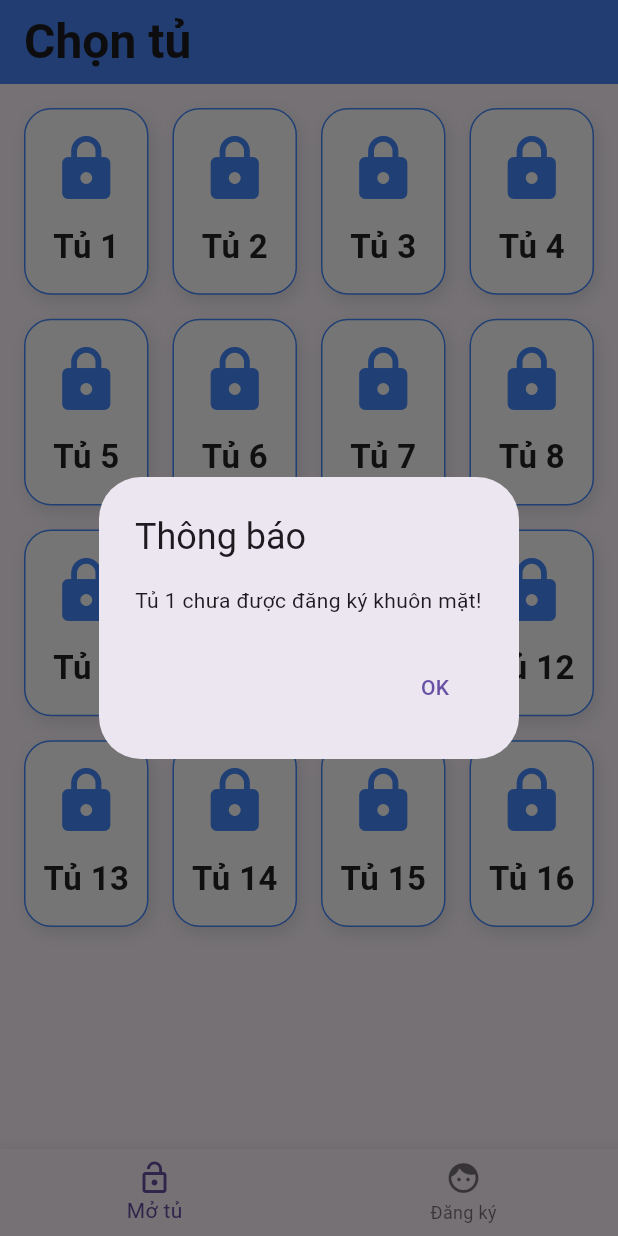
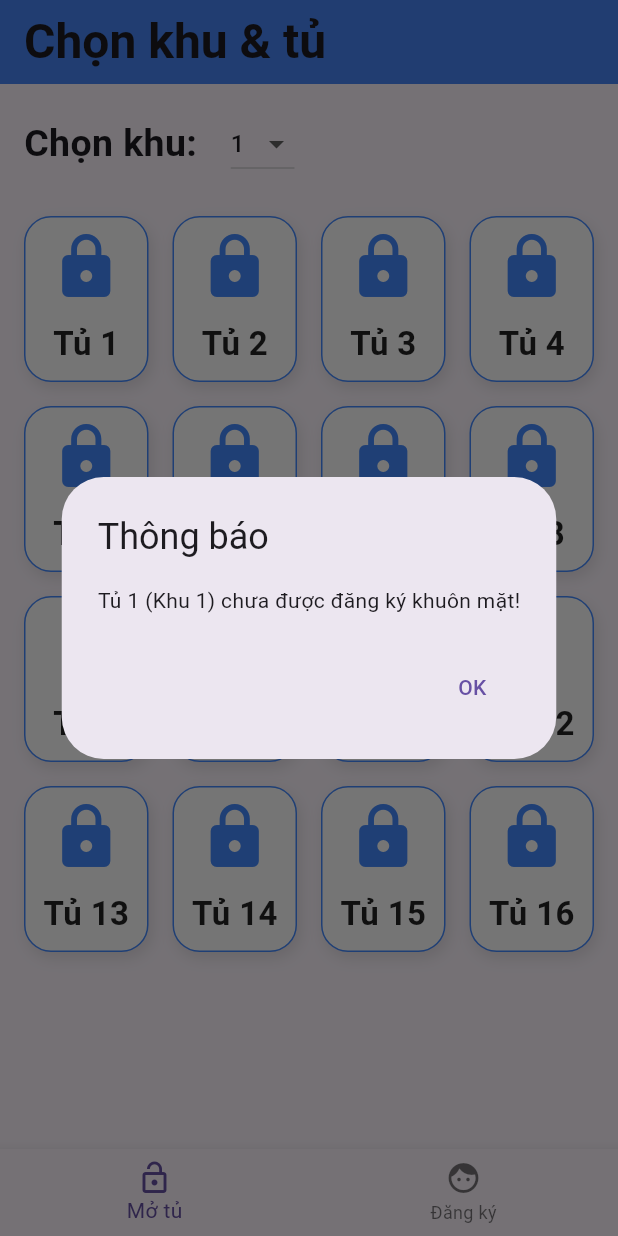
Before and after one commit to manhduc8521/FaceIDLocker, a Flutter app: the screen it shows after launch, after a tap on an icon or button, on a phone screen of 412 x 824 dp. Run offline on Flutter 3.47's test engine with Material 3 defaults, Android fonts, the phone set to English and light mode, and no system bars; our stand-ins replace camera, shared_preferences; missing offline and left inert: google_mlkit_commons, google_mlkit_face_detection, tflite_flutter, usb_serial.

Commit message:
them address tu

```diff
--- a/lib/cabinet_selection.dart
+++ b/lib/cabinet_selection.dart
@@ -3,29 +3,34 @@ import 'package:shared_preferences/shared_preferences.dart';
 
 class Cabinet {
   final String id;
+  final int boardAddress;
 
-  Cabinet({required this.id});
+  Cabinet({required this.id, required this.boardAddress});
 }
 
-class CabinetSelectionScreen extends StatelessWidget {
+class CabinetSelectionScreen extends StatefulWidget {
   final Function(Cabinet) onCabinetSelected;
 
   const CabinetSelectionScreen({super.key, required this.onCabinetSelected});
 
   @override
+  State<CabinetSelectionScreen> createState() => _CabinetSelectionScreenState();
+}
+
+class _CabinetSelectionScreenState extends State<CabinetSelectionScreen> {
+  int _selectedBoardAddress = 1;
+
+  @override
   Widget build(BuildContext context) {
-    // Tạo danh sách tủ chỉ với số tủ, không có tầng
     final cabinets = List.generate(
       16,
-      (i) => Cabinet(id: 'Tủ ${i + 1}'),
+      (i) => Cabinet(id: 'Tủ ${i + 1}', boardAddress: _selectedBoardAddress),
     );
-
-    // final size = MediaQuery.of(context).size;
 
     return Scaffold(
       appBar: AppBar(
         title: const Text(
-          'Chọn tủ',
+          'Chọn khu & tủ',
           style: TextStyle(fontSize: 32, fontWeight: FontWeight.bold),
         ),
         backgroundColor: Colors.blueAccent,
@@ -33,13 +38,41 @@ class CabinetSelectionScreen extends StatelessWidget {
       ),
       body: Padding(
         padding: const EdgeInsets.all(16.0),
+        child: Column(
+          children: [
+            Row(
+              children: [
+                const Text(
+                  'Chọn khu: ',
+                  style: TextStyle(fontSize: 25, fontWeight: FontWeight.w600),
+                ),
+                const SizedBox(width: 16),
+                DropdownButton<int>(
+                  value: _selectedBoardAddress,
+                  items: List.generate(
+                    32,
+                    (i) =>
+                        DropdownMenuItem(value: i + 1, child: Text('${i + 1}')),
+                  ),
+                  onChanged: (value) {
+                    if (value != null) {
+                      setState(() {
+                        _selectedBoardAddress = value;
+                      });
+                    }
+                  },
+                ),
+              ],
+            ),
+            const SizedBox(height: 24),
+            Expanded(
               child: GridView.builder(
                 itemCount: cabinets.length,
-          gridDelegate: SliverGridDelegateWithFixedCrossAxisCount(
+                gridDelegate: const SliverGridDelegateWithFixedCrossAxisCount(
                   crossAxisCount: 4,
                   crossAxisSpacing: 16,
                   mainAxisSpacing: 16,
-            childAspectRatio: 0.6666666667,
+                  childAspectRatio: 0.75,
                 ),
                 itemBuilder: (context, index) {
                   final cabinet = cabinets[index];
@@ -61,7 +94,11 @@ class CabinetSelectionScreen extends StatelessWidget {
                       child: Column(
                         mainAxisAlignment: MainAxisAlignment.center,
                         children: [
-                    const Icon(Icons.lock, size: 48, color: Colors.blueAccent),
+                          const Icon(
+                            Icons.lock,
+                            size: 48,
+                            color: Colors.blueAccent,
+                          ),
                           const SizedBox(height: 12),
                           Text(
                             cabinet.id,
@@ -78,11 +115,17 @@ class CabinetSelectionScreen extends StatelessWidget {
                 },
               ),
             ),
+          ],
+        ),
+      ),
     );
   }
+
   Future _checkAndOpenCabinet(BuildContext context, Cabinet cabinet) async {
     final prefs = await SharedPreferences.getInstance();
-    final faceData = prefs.getString('face_data_${cabinet.id}');
+    final faceData = prefs.getString(
+      'face_data_${cabinet.id}_khu${cabinet.boardAddress}',
+    );
     if (faceData == null) {
       if (!context.mounted) return;
       showDialog(
@@ -90,7 +133,9 @@ class CabinetSelectionScreen extends StatelessWidget {
         builder: (BuildContext context) {
           return AlertDialog(
             title: const Text('Thông báo'),
-            content: Text('${cabinet.id} chưa được đăng ký khuôn mặt!'),
+            content: Text(
+              '${cabinet.id} (Khu ${cabinet.boardAddress}) chưa được đăng ký khuôn mặt!',
+            ),
             actions: [
               TextButton(
                 onPressed: () => Navigator.of(context).pop(),
@@ -102,6 +147,6 @@ class CabinetSelectionScreen extends StatelessWidget {
       );
       return;
     }
-    onCabinetSelected(cabinet);
+    widget.onCabinetSelected(cabinet);
   }
 }
```
Also changed, not shown: lib/face_registration.dart (+33 -4 lines), lib/optimized_face_auth.dart (+7 -4 lines), lib/services/usb_serial_helper.dart (+23 -28 lines). Lines whose indentation alone changed are shown as unchanged.
